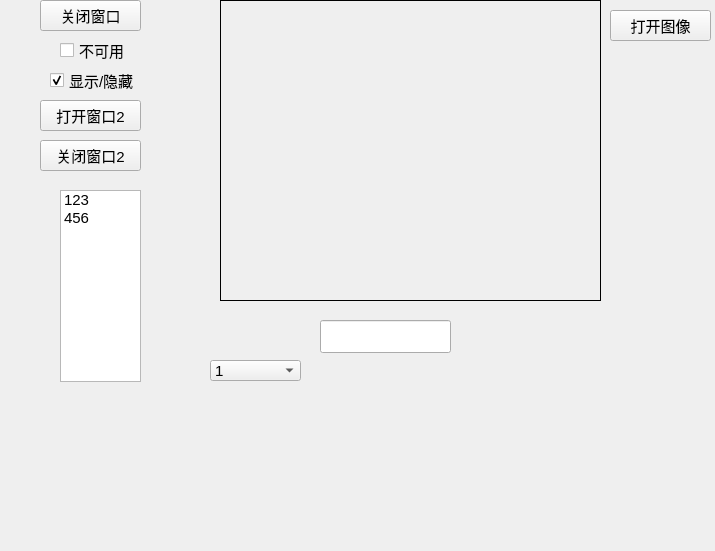
Before: the Qt Designer form ui/one.ui in cockmake/PyQt5Study, drawn with Qt 5.
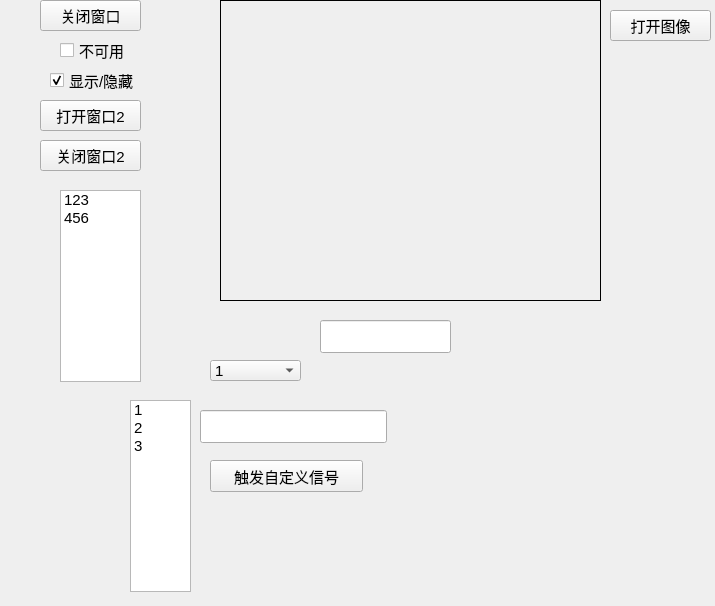
After: the same form once the commit is applied. Icons and pictures are not drawn. Custom widgets are drawn as their Qt base class.

Commit message: 自定义信号和槽+QT组件库

Patch:
```diff
--- a/ui/one.ui
+++ b/ui/one.ui
@@ -7,7 +7,7 @@
     <x>0</x>
     <y>0</y>
     <width>715</width>
-    <height>551</height>
+    <height>606</height>
    </rect>
   </property>
   <property name="font">
@@ -194,6 +194,54 @@
     </property>
    </item>
   </widget>
+  <widget class="ListWidget" name="ListWidget">
+   <property name="geometry">
+    <rect>
+     <x>130</x>
+     <y>400</y>
+     <width>61</width>
+     <height>192</height>
+    </rect>
+   </property>
+   <item>
+    <property name="text">
+     <string>1</string>
+    </property>
+   </item>
+   <item>
+    <property name="text">
+     <string>2</string>
+    </property>
+   </item>
+   <item>
+    <property name="text">
+     <string>3</string>
+    </property>
+   </item>
+  </widget>
+  <widget class="SearchLineEdit" name="SearchLineEdit">
+   <property name="geometry">
+    <rect>
+     <x>200</x>
+     <y>410</y>
+     <width>187</width>
+     <height>33</height>
+    </rect>
+   </property>
+  </widget>
+  <widget class="PrimaryPushButton" name="emitS">
+   <property name="geometry">
+    <rect>
+     <x>210</x>
+     <y>460</y>
+     <width>153</width>
+     <height>32</height>
+    </rect>
+   </property>
+   <property name="text">
+    <string>触发自定义信号</string>
+   </property>
+  </widget>
  </widget>
  <customwidgets>
   <customwidget>
@@ -201,11 +249,26 @@
    <extends>QPushButton</extends>
    <header>qfluentwidgets</header>
   </customwidget>
+  <customwidget>
+   <class>PrimaryPushButton</class>
+   <extends>PushButton</extends>
+   <header>qfluentwidgets</header>
+  </customwidget>
   <customwidget>
    <class>LineEdit</class>
    <extends>QLineEdit</extends>
    <header>qfluentwidgets</header>
   </customwidget>
+  <customwidget>
+   <class>SearchLineEdit</class>
+   <extends>LineEdit</extends>
+   <header>qfluentwidgets</header>
+  </customwidget>
+  <customwidget>
+   <class>ListWidget</class>
+   <extends>QListWidget</extends>
+   <header>qfluentwidgets</header>
+  </customwidget>
  </customwidgets>
  <resources>
   <include location="../source.qrc"/>
```
Left out of the diff: 32 changed lines with no effect on the pictures. The commit also changes 4 other files.
